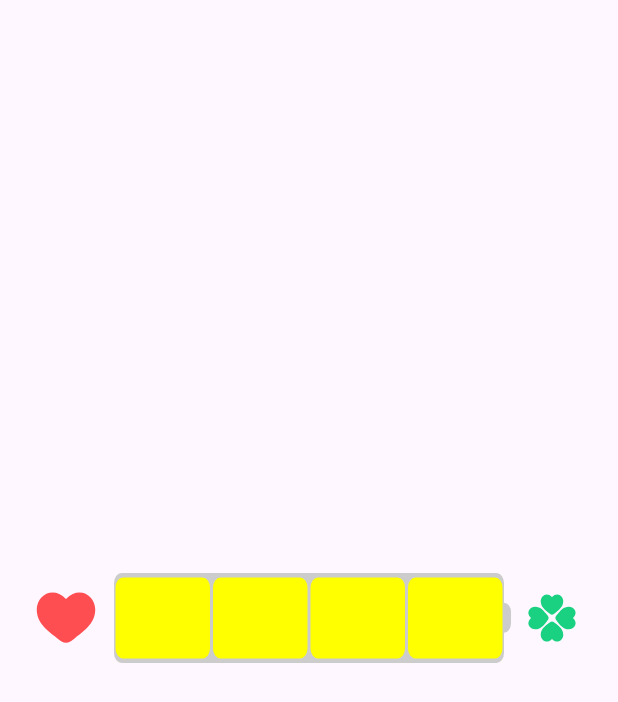
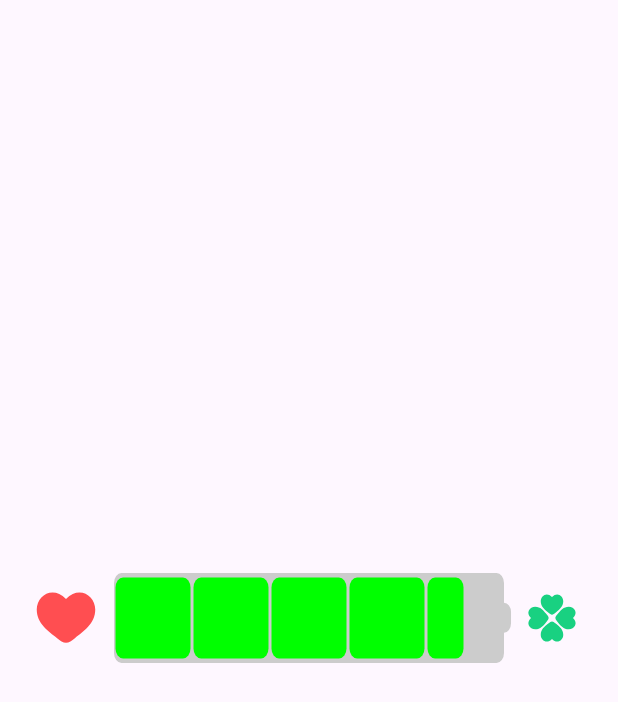
Before and after one commit to dshalom03/Battery-Indicator, an Android app built with Jetpack Compose: the screen it shows after launch (MainActivity), on a phone screen of 412 x 824 dp. Shown: the top 702 px of the screen. Run offline under Robolectric (Android 15) with nearby library versions, the phone set to English and light mode, and no system bars.

Commit message:
first commit

```diff
--- a/app/src/main/java/com/example/batteryindicator/MainActivity.kt
+++ b/app/src/main/java/com/example/batteryindicator/MainActivity.kt
@@ -10,10 +10,7 @@ import androidx.compose.foundation.layout.fillMaxSize
 import androidx.compose.foundation.layout.fillMaxWidth
 import androidx.compose.foundation.layout.padding
 import androidx.compose.material3.Scaffold
-import androidx.compose.material3.Text
-import androidx.compose.runtime.Composable
 import androidx.compose.ui.Modifier
-import androidx.compose.ui.tooling.preview.Preview
 import com.example.batteryindicator.batteryindicator.BatteryIndicator
 import com.example.batteryindicator.ui.theme.BatteryIndicatorTheme
 
@@ -29,7 +26,7 @@ class MainActivity : ComponentActivity() {
 
                         BatteryIndicator(
                             modifier = Modifier.fillMaxWidth().padding(innerPadding),
-                            progress = 40
+                            progress = 95
                         )
                     }
 
--- a/app/src/main/java/com/example/batteryindicator/batteryindicator/Batteryindicator.kt
+++ b/app/src/main/java/com/example/batteryindicator/batteryindicator/Batteryindicator.kt
@@ -111,10 +111,12 @@ fun Indicator(modifier: Modifier = Modifier, progress: Int) {
             val cellHeight = height * 0.9f
             var xOffset = 1.dp.dpToPx(density)
             val yOffset = height * 0.05f
-            val cellCount = 4
 
-            (0 until cellCount).forEach { i ->
-                val cellWidth = (width / cellCount) - 2.dp.dpToPx(density)
+            val wholeCells = progress /20
+            val halfCells = (progress % 20)/10
+
+            (0 until wholeCells).forEach { i ->
+                val cellWidth = (width / 5) - 2.dp.dpToPx(density)
 
                 drawCell(
                     cellWidth = cellWidth,
@@ -123,7 +125,20 @@ fun Indicator(modifier: Modifier = Modifier, progress: Int) {
                     yOffset = yOffset,
                     color = cellColor
                 )
-                xOffset += (width / cellCount)
+                xOffset += (width / 5)
+            }
+
+            (0 until halfCells).forEach { i ->
+                val cellWidth = (width / 10) - 2.dp.dpToPx(density)
+
+                drawCell(
+                    cellWidth = cellWidth,
+                    cellHeight = cellHeight,
+                    xOffset = xOffset,
+                    yOffset = yOffset,
+                    color = cellColor
+                )
+                xOffset += (width / 10)
             }
         }
 
@@ -166,6 +181,6 @@ fun BatteryIndicatorPreview(modifier: Modifier = Modifier) {
 
     BatteryIndicatorTheme {
 
-        BatteryIndicator(modifier = Modifier.fillMaxWidth(), progress = 100)
+        BatteryIndicator(modifier = Modifier.fillMaxWidth(), progress = 35)
     }
 }
```
